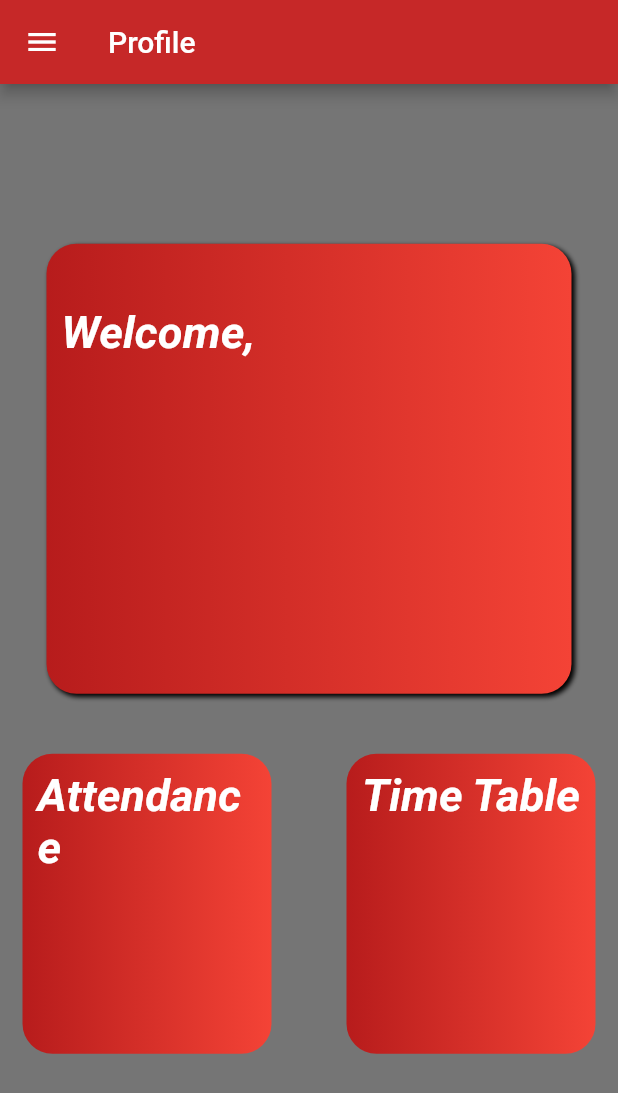
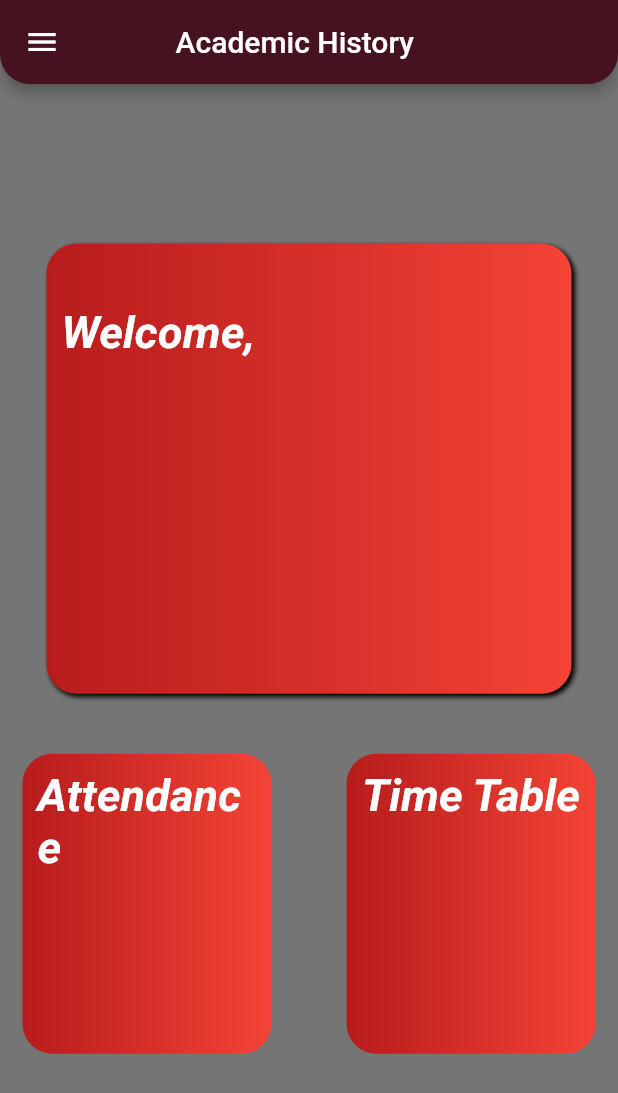
Before and after one commit to mayanktolani19/vitask-flutter, a Flutter app: the MenuDashboardPage screen opened directly with empty values, on a phone screen of 412 x 824 dp. Shown: the top 1093 px of the screen. Run offline on Flutter 3.47's test engine with Material 2 defaults, Android fonts, the phone set to English and light mode, and no system bars; our stand-ins replace animated_text_kit; missing offline and left inert: dart:ffi.

Commit message:
Minor Changes

```diff
--- a/lib/screens/dashboard.dart
+++ b/lib/screens/dashboard.dart
@@ -21,8 +21,14 @@ class _MenuDashboardPageState extends State<MenuDashboardPage> {
     return Scaffold(
       backgroundColor: Colors.black54,
       appBar: AppBar(
-        title: Text('Profile'),
-        backgroundColor: Colors.red[800],
+        titleSpacing: 61,
+        shape: RoundedRectangleBorder(
+          borderRadius: BorderRadius.vertical(
+            bottom: Radius.circular(20),
+          ),
+        ),
+        title: Text('Academic History'),
+        backgroundColor: Color.fromRGBO(70, 18, 32, 20),
       ),
       body: Column(
         mainAxisAlignment: MainAxisAlignment.center,
@@ -73,8 +79,7 @@ class _MenuDashboardPageState extends State<MenuDashboardPage> {
                           end: Alignment.centerRight,
                           colors: [Colors.red[900], Colors.red[500]]),
                       borderRadius: BorderRadius.circular(20),
-                    color: Colors.red,
-                  ),
+                      color: Color.fromRGBO(254, 208, 187, 100)),
                   height: 200,
                   width: 350,
                   padding: EdgeInsets.symmetric(
@@ -100,8 +105,7 @@ class _MenuDashboardPageState extends State<MenuDashboardPage> {
                           end: Alignment.centerRight,
                           colors: [Colors.red[900], Colors.red[500]]),
                       borderRadius: BorderRadius.circular(20),
-                    color: Colors.red,
-                  ),
+                      color: Color.fromRGBO(254, 208, 187, 100)),
                   height: 200,
                   width: 350,
                   padding: EdgeInsets.symmetric(
--- a/lib/screens/welcome_screen.dart
+++ b/lib/screens/welcome_screen.dart
@@ -72,10 +72,10 @@ class _WelcomeScreenState extends State<WelcomeScreen> {
                   borderRadius: BorderRadius.circular(30.0),
                   child: MaterialButton(
                     onPressed: () async {
-//                      regNo = '18BLC1082';
-//                      password = 'St.franciscollege1';
+                      regNo = '18BLC1082';
+                      password = 'St.franciscollege1';
                       url =
-                          'https://vitask.me/authenticate?username=18BLC1095&password=Durjanatoz2000';
+                          'https://vitask.me/authenticate?username=$regNo&password=$password';
                       API profile = API(url);
                       Map<String, dynamic> profileData =
                           await profile.getAPIData();
--- a/pubspec.yaml
+++ b/pubspec.yaml
@@ -13,6 +13,8 @@ dependencies:
   cupertino_icons: ^0.1.2
   animated_text_kit: ^2.0.0
   http: ^0.12.0+4
+  sqflite: ^1.3.0
+  path: ^1.6.4
 
 dev_dependencies:
   flutter_test:
```
Also changed, not shown: pubspec.lock. Lines whose indentation alone changed are shown as unchanged.
